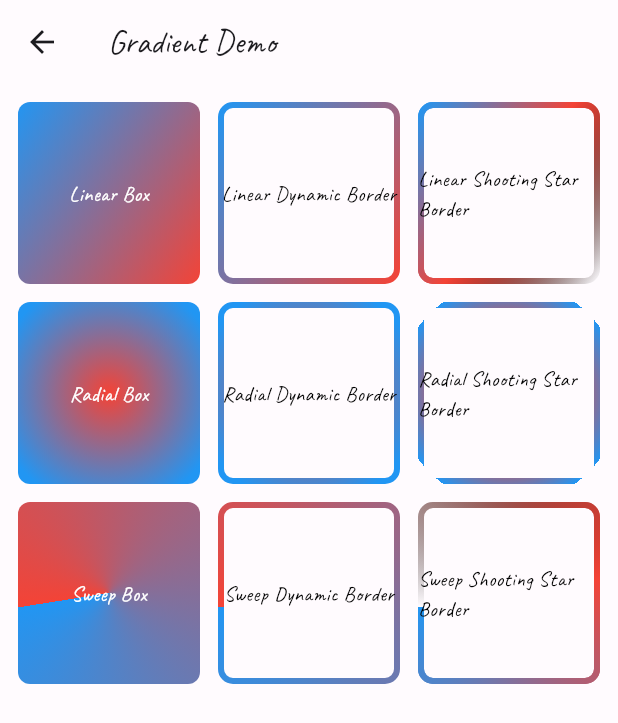
After one commit to jinyongnan810/flutter-practice, a Flutter app: the GradientDemo screen opened by its route, on a phone screen of 412 x 824 dp. The commit adds this screen. Shown: the top 723 px of the screen. Run offline on Flutter 3.47's test engine with Material 3 defaults, Android fonts, the phone set to English and light mode, and no system bars; our stand-ins replace audioplayers, dotted_border, flutter_dotenv, flutter_markdown, flutter_riverpod, font_awesome_flutter and 5 more; missing offline and left inert: animated_loading_border, flutter_portal, flutter_quill, markdown_quill, super_drag_and_drop; network calls fail.

Commit message:
gradients and shaders

```diff
--- /dev/null
+++ b/lib/demos/gradient_demo.dart
@@ -0,0 +1,421 @@
+import 'dart:math';
+
+import 'package:flutter/material.dart';
+import 'package:flutter_practice/shared/demo_widget.dart';
+import 'package:font_awesome_flutter/font_awesome_flutter.dart';
+
+const _borderRadius = 8.0;
+
+class GradientDemo extends StatefulWidget implements DemoWidget {
+  const GradientDemo({super.key});
+  static const String _title = 'Gradient Demo';
+  static const String _description =
+      'Play with Linear, Radial and Sweep Gradients.';
+
+  @override
+  State<GradientDemo> createState() => _GradientDemoState();
+  @override
+  String get title => GradientDemo._title;
+
+  @override
+  String get description => GradientDemo._description;
+
+  @override
+  Widget get icon => const FaIcon(FontAwesomeIcons.paintbrush);
+}
+
+class _GradientDemoState extends State<GradientDemo>
+    with SingleTickerProviderStateMixin {
+  late final _controller = AnimationController(
+    vsync: this,
+    duration: const Duration(seconds: 4),
+  );
+  @override
+  void initState() {
+    super.initState();
+    _controller.repeat();
+  }
+
+  @override
+  void dispose() {
+    _controller.dispose();
+    super.dispose();
+  }
+
+  @override
+  Widget build(BuildContext context) {
+    const linearGradient = LinearGradient(
+      begin: Alignment.topLeft,
+      end: Alignment.bottomRight,
+      colors: [Colors.red, Colors.blue],
+    );
+    final linearGradientBox = CustomPaint(
+      painter: DynamicBoxPainter(
+        gradient: linearGradient,
+        animation: _controller,
+      ),
+      child: const Center(
+        child: Text(
+          'Linear Box',
+          style: TextStyle(
+            color: Colors.white,
+          ),
+        ),
+      ),
+    );
+    // Container(
+    //   decoration: const BoxDecoration(
+    //     gradient: linearGradient,
+    //     borderRadius: BorderRadius.all(Radius.circular(_borderRadius)),
+    //   ),
+    //   child: const Center(
+    //     child: Text(
+    //       'Linear Box',
+    //       style: TextStyle(
+    //         color: Colors.white,
+    //       ),
+    //     ),
+    //   ),
+    // );
+    final linearGradientDynamicBorder = CustomPaint(
+      painter: DynamicBorderPainter(
+        gradient: linearGradient,
+        animation: _controller,
+      ),
+      child: const Center(
+        child: Text(
+          'Linear Dynamic Border',
+          style: TextStyle(
+            color: Colors.black,
+          ),
+        ),
+      ),
+    );
+    final linearGradientShootingStarBorder = CustomPaint(
+      painter: DynamicShootingStarBorderPainter(
+        gradient: linearGradient,
+        animation: _controller,
+      ),
+      child: const Center(
+        child: Text(
+          'Linear Shooting Star Border',
+          style: TextStyle(
+            color: Colors.black,
+          ),
+        ),
+      ),
+    );
+
+    const radialGradient = RadialGradient(
+      center: Alignment.center,
+      radius: 0.4,
+      colors: [Colors.red, Colors.blue],
+    );
+    final radialGradientBox = CustomPaint(
+      painter: DynamicBoxPainter(
+        gradient: radialGradient,
+        animation: _controller,
+      ),
+      child: const Center(
+        child: Text(
+          'Radial Box',
+          style: TextStyle(
+            color: Colors.white,
+          ),
+        ),
+      ),
+    );
+    final radialGradientDynamicBorder = CustomPaint(
+      painter: DynamicBorderPainter(
+        gradient: radialGradient,
+        animation: _controller,
+      ),
+      child: const Center(
+        child: Text(
+          'Radial Dynamic Border',
+          style: TextStyle(
+            color: Colors.black,
+          ),
+        ),
+      ),
+    );
+    final radialGradientShootingStarBorder = CustomPaint(
+      painter: DynamicShootingStarBorderPainter(
+        gradient: radialGradient,
+        animation: _controller,
+      ),
+      child: const Center(
+        child: Text(
+          'Radial Shooting Star Border',
+          style: TextStyle(
+            color: Colors.black,
+          ),
+        ),
+      ),
+    );
+
+    const sweepGradient = SweepGradient(
+      colors: [Colors.red, Colors.blue],
+    );
+
+    final sweepGradientBox = CustomPaint(
+      painter: DynamicBoxPainter(
+        gradient: sweepGradient,
+        animation: _controller,
+      ),
+      child: const Center(
+        child: Text(
+          'Sweep Box',
+          style: TextStyle(
+            color: Colors.white,
+          ),
+        ),
+      ),
+    );
+    final sweepGradientDynamicBorder = CustomPaint(
+      painter: DynamicBorderPainter(
+        gradient: sweepGradient,
+        animation: _controller,
+      ),
+      child: const Center(
+        child: Text(
+          'Sweep Dynamic Border',
+          style: TextStyle(
+            color: Colors.black,
+          ),
+        ),
+      ),
+    );
+    final sweepGradientShootingStarBorder = CustomPaint(
+      painter: DynamicShootingStarBorderPainter(
+        gradient: sweepGradient,
+        animation: _controller,
+      ),
+      child: const Center(
+        child: Text(
+          'Sweep Shooting Star Border',
+          style: TextStyle(
+            color: Colors.black,
+          ),
+        ),
+      ),
+    );
+
+    final content = Padding(
+      padding: const EdgeInsets.all(12.0),
+      child: GridView.count(
+        mainAxisSpacing: 12,
+        crossAxisSpacing: 12,
+        crossAxisCount: 3,
+        children: [
+          linearGradientBox,
+          linearGradientDynamicBorder,
+          linearGradientShootingStarBorder,
+          radialGradientBox,
+          radialGradientDynamicBorder,
+          radialGradientShootingStarBorder,
+          sweepGradientBox,
+          sweepGradientDynamicBorder,
+          sweepGradientShootingStarBorder,
+        ],
+      ),
+    );
+    return Scaffold(
+      appBar: AppBar(title: Text(widget.title)),
+      body: content,
+    );
+  }
+}
+
+class DynamicBoxPainter extends CustomPainter {
+  final Gradient gradient;
+  final Animation<double> animation;
+  DynamicBoxPainter({required this.gradient, required this.animation})
+      : super(repaint: animation);
+  @override
+  void paint(Canvas canvas, Size size) {
+    final rect = Offset.zero & size;
+    final paint = Paint()..color = Colors.black;
+
+    paint.shader = switch (gradient) {
+      LinearGradient g => LinearGradient(
+          begin: g.begin,
+          end: g.end,
+          colors: g.colors,
+          transform: GradientRotation(
+            (pi * 2 * animation.value),
+          ),
+        ).createShader(rect),
+      RadialGradient g => RadialGradient(
+          center: g.center,
+          radius: g.radius + 0.5 * animation.value,
+          colors: g.colors,
+        ).createShader(rect),
+      SweepGradient g => SweepGradient(
+          colors: g.colors,
+          transform: GradientRotation(
+            (pi * 2 * animation.value),
+          ),
+        ).createShader(rect),
+      _ => throw UnimplementedError(),
+    };
+
+    var rRect = RRect.fromRectAndRadius(
+      rect,
+      const Radius.circular(_borderRadius),
+    );
+
+    canvas.drawRRect(
+      rRect,
+      paint
+        ..style = PaintingStyle.fill
+        ..strokeCap = StrokeCap.round,
+    );
+  }
+
+  @override
+  bool shouldRepaint(covariant CustomPainter oldDelegate) => true;
+}
+
+class BorderPainter extends CustomPainter {
+  final strokeWidth = 4.0;
+  final Gradient gradient;
+  BorderPainter({super.repaint, required this.gradient});
+  @override
+  void paint(Canvas canvas, Size size) {
+    final rect = Offset(strokeWidth / 2, strokeWidth / 2) &
+        Size(size.width - strokeWidth, size.height - strokeWidth);
+    final paint = Paint()..color = Colors.black;
+    paint.shader = gradient.createShader(rect);
+
+    var rRect = RRect.fromRectAndRadius(
+      rect,
+      const Radius.circular(_borderRadius),
+    );
+
+    canvas.drawRRect(
+      rRect,
+      paint
+        ..strokeWidth = strokeWidth
+        ..style = PaintingStyle.stroke
+        ..strokeCap = StrokeCap.round,
+    );
+  }
+
+  @override
+  bool shouldRepaint(covariant CustomPainter oldDelegate) => true;
+}
+
+class DynamicBorderPainter extends CustomPainter {
+  final strokeWidth = 4.0;
+  final Gradient gradient;
+  final Animation<double> animation;
+  DynamicBorderPainter({required this.gradient, required this.animation})
+      : super(repaint: animation);
+  @override
+  void paint(Canvas canvas, Size size) {
+    final rect = Offset(strokeWidth / 2, strokeWidth / 2) &
+        Size(size.width - strokeWidth, size.height - strokeWidth);
+    final paint = Paint()..color = Colors.black;
+
+    paint.shader = switch (gradient) {
+      LinearGradient g => LinearGradient(
+          begin: g.begin,
+          end: g.end,
+          colors: g.colors,
+          transform: GradientRotation(
+            (pi * 2 * animation.value),
+          ),
+        ).createShader(rect),
+      RadialGradient g => RadialGradient(
+          center: g.center,
+          radius: g.radius + 0.5 * animation.value,
+          colors: g.colors,
+        ).createShader(rect),
+      SweepGradient g => SweepGradient(
+          colors: g.colors,
+          transform: GradientRotation(
+            (pi * 2 * animation.value),
+          ),
+        ).createShader(rect),
+      _ => throw UnimplementedError(),
+    };
+
+    var rRect = RRect.fromRectAndRadius(
+      rect,
+      const Radius.circular(_borderRadius),
+    );
+
+    canvas.drawRRect(
+      rRect,
+      paint
+        ..strokeWidth = strokeWidth
+        ..style = PaintingStyle.stroke
+        ..strokeCap = StrokeCap.round,
+    );
+  }
+
+  @override
+  bool shouldRepaint(covariant CustomPainter oldDelegate) => true;
+}
+
+class DynamicShootingStarBorderPainter extends CustomPainter {
+  final strokeWidth = 4.0;
+  final Gradient gradient;
+  final Animation<double> animation;
+  DynamicShootingStarBorderPainter({
+    required this.gradient,
+    required this.animation,
+  }) : super(repaint: animation);
+  @override
+  void paint(Canvas canvas, Size size) {
+    final rect = Offset(strokeWidth / 2, strokeWidth / 2) &
+        Size(size.width - strokeWidth, size.height - strokeWidth);
+    final paint = Paint()..color = Colors.transparent;
+    paint.color = Colors.black;
+    paint.shader = switch (gradient) {
+      LinearGradient g => LinearGradient(
+          begin: g.begin,
+          end: g.end,
+          // TODO: support more than 2 colors
+          colors: [Colors.transparent, ...g.colors, Colors.transparent],
+          transform: GradientRotation(
+            (pi * 2 * animation.value),
+          ),
+          stops: const [0.0, 0.5, 1, 1.0],
+        ).createShader(rect),
+      RadialGradient g => RadialGradient(
+          center: g.center,
+          radius: g.radius + 0.5 * animation.value,
+          colors: [Colors.transparent, ...g.colors, Colors.transparent],
+          stops: const [0.0, 0.5, 1, 1.0],
+        ).createShader(rect),
+      SweepGradient g => SweepGradient(
+          colors: [Colors.transparent, ...g.colors, Colors.transparent],
+          transform: GradientRotation(
+            (pi * 2 * animation.value),
+          ),
+          stops: const [0.0, 0.5, 1, 1.0],
+        ).createShader(rect),
+      _ => throw UnimplementedError(),
+    };
+
+    var rRect = RRect.fromRectAndRadius(
+      rect,
+      const Radius.circular(_borderRadius),
+    );
+
+    canvas.drawRRect(
+      rRect,
+      paint
+        ..strokeWidth = strokeWidth
+        ..style = PaintingStyle.stroke
+        ..strokeCap = StrokeCap.round,
+    );
+    final path = Path()..addRRect(rRect);
+    canvas.drawPath(path, paint);
+  }
+
+  @override
+  bool shouldRepaint(covariant CustomPainter oldDelegate) => true;
+}
--- a/lib/main.dart
+++ b/lib/main.dart
@@ -14,6 +14,7 @@ import 'package:flutter_practice/demos/flutter_portal_demo.dart';
 import 'package:flutter_practice/demos/flutter_portal_demo2.dart';
 import 'package:flutter_practice/demos/flutter_quill_demo.dart';
 import 'package:flutter_practice/demos/gemini_demo.dart';
+import 'package:flutter_practice/demos/gradient_demo.dart';
 import 'package:flutter_practice/demos/hero_animation_demo.dart';
 import 'package:flutter_practice/demos/implicit_animation_demo.dart';
 import 'package:flutter_practice/demos/inherited_widget_demo.dart';
@@ -149,6 +150,10 @@ final _router = GoRouter(
           path: 'pigeon',
           builder: (context, state) => const PigeonDemo(),
         ),
+        GoRoute(
+          path: 'gradient',
+          builder: (context, state) => const GradientDemo(),
+        ),
       ],
     ),
   ],
```
Also changed, not shown: lib/screen/home_screen.dart (+8 -0 lines).
